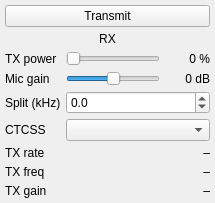
This is src/qtgui/docktx.ui in gqrx-sdr/gqrx as Qt 5 draws it before an edit. The edited form follows.
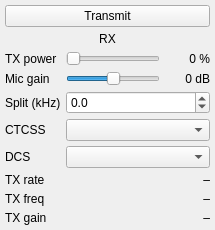
This is the edited form.

```diff
--- a/src/qtgui/docktx.ui
+++ b/src/qtgui/docktx.ui
@@ -189,13 +189,27 @@
        </widget>
       </item>
       <item row="4" column="0">
+       <widget class="QLabel" name="dcsLabel">
+        <property name="text">
+         <string>DCS</string>
+        </property>
+       </widget>
+      </item>
+      <item row="4" column="1" colspan="2">
+       <widget class="QComboBox" name="dcsCombo">
+        <property name="toolTip">
+         <string>NFM only, applies at the next key-up</string>
+        </property>
+       </widget>
+      </item>
+      <item row="5" column="0">
        <widget class="QLabel" name="rateLabel">
         <property name="text">
          <string>TX rate</string>
         </property>
        </widget>
       </item>
-      <item row="4" column="1" colspan="2">
+      <item row="5" column="1" colspan="2">
        <widget class="QLabel" name="rateValueLabel">
         <property name="text">
          <string>–</string>
@@ -205,14 +219,14 @@
         </property>
        </widget>
       </item>
-      <item row="5" column="0">
+      <item row="6" column="0">
        <widget class="QLabel" name="freqLabel">
         <property name="text">
          <string>TX freq</string>
         </property>
        </widget>
       </item>
-      <item row="5" column="1" colspan="2">
+      <item row="6" column="1" colspan="2">
        <widget class="QLabel" name="freqValueLabel">
         <property name="text">
          <string>–</string>
@@ -222,14 +236,14 @@
         </property>
        </widget>
       </item>
-      <item row="6" column="0">
+      <item row="7" column="0">
        <widget class="QLabel" name="gainLabel">
         <property name="text">
          <string>TX gain</string>
         </property>
        </widget>
       </item>
-      <item row="6" column="1" colspan="2">
+      <item row="7" column="1" colspan="2">
        <widget class="QLabel" name="gainValueLabel">
         <property name="toolTip">
          <string>Gain and gain range reported by the device. SWR and ALC are not available.</string>
```
